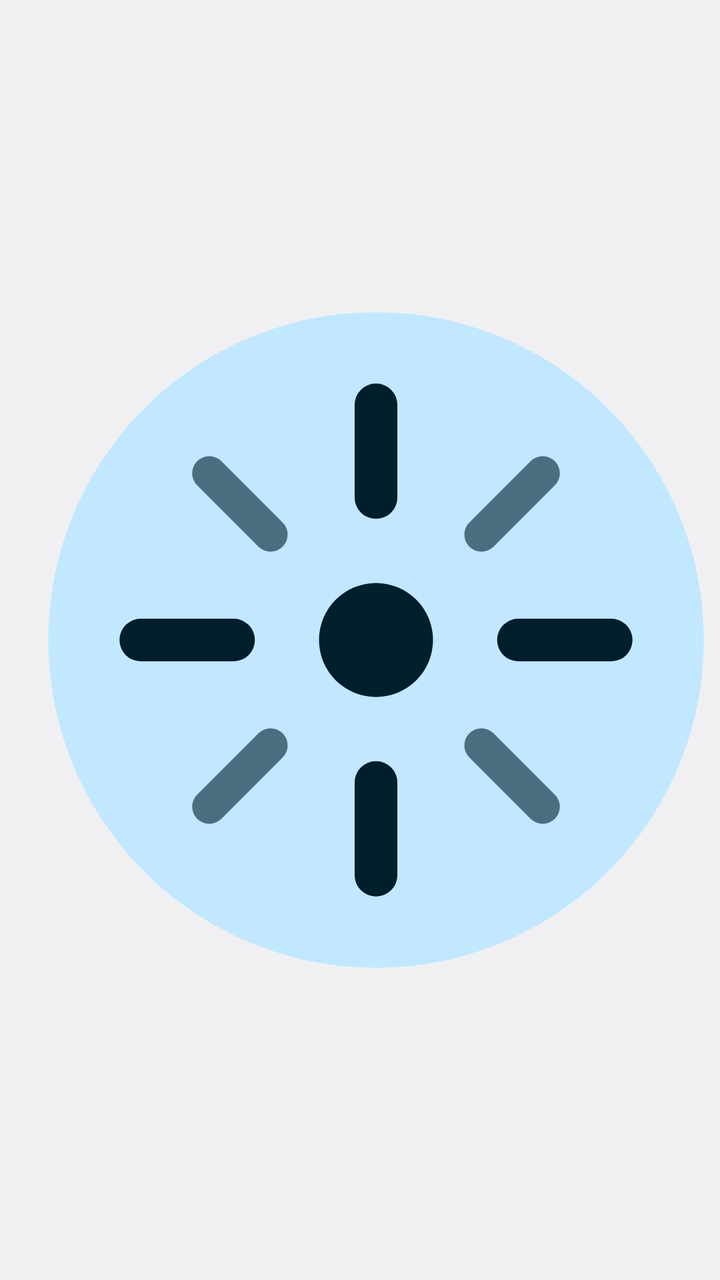
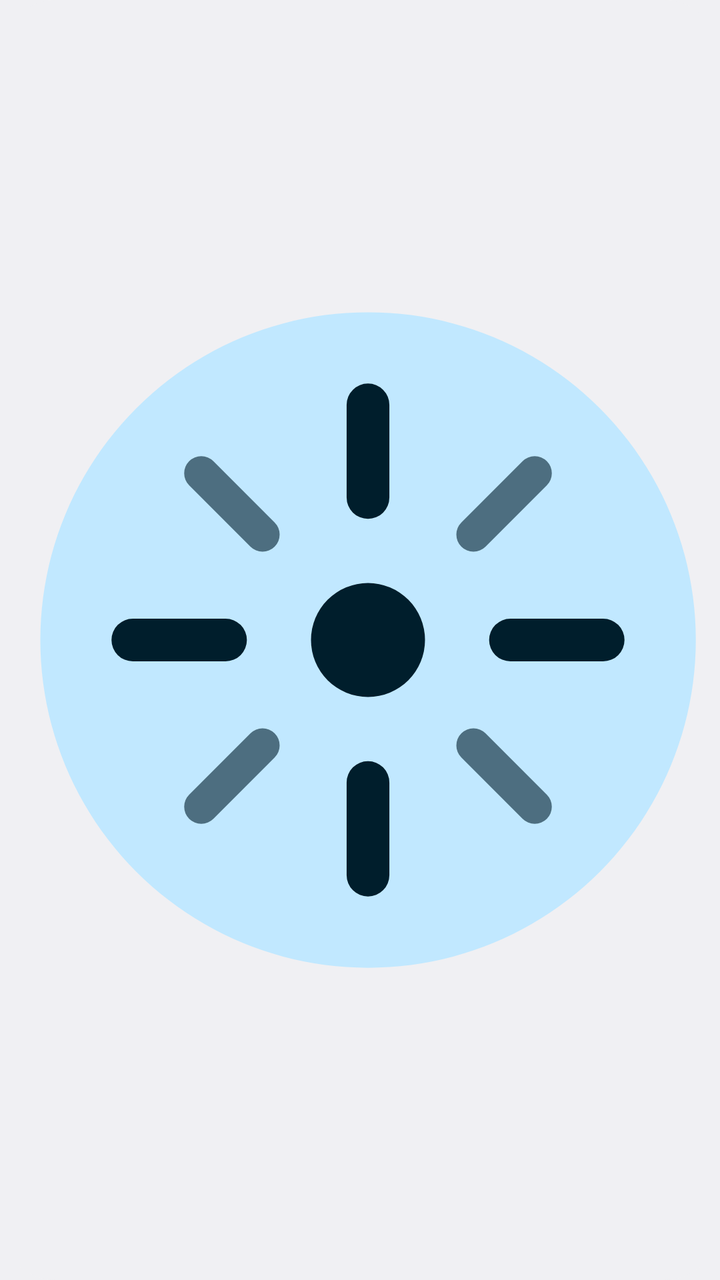

An Android layout rendered at two revisions. The XML below is the earlier revision; the diff shows what the commit changed to produce the second picture.
<!-- AndroidManifest.xml: application theme AppTheme -->
<!-- res/layout/widget_row_s.xml -->
<?xml version="1.0" encoding="utf-8"?>
<FrameLayout xmlns:android="http://schemas.android.com/apk/res/android"
    android:layout_width="match_parent"
    android:layout_height="match_parent"
    android:background="@drawable/widget_bg"
    android:padding="5dp">
    <LinearLayout android:layout_width="match_parent" android:layout_height="match_parent"
        android:orientation="horizontal" android:gravity="center_vertical">
        <LinearLayout android:id="@+id/c0" style="@style/Cell"
            android:layout_width="0dp" android:layout_height="match_parent" android:layout_weight="1">
            <ImageView android:id="@+id/c0i" style="@style/CellIcon" />
        </LinearLayout>
        <LinearLayout android:id="@+id/c1" style="@style/Cell"
            android:layout_width="0dp" android:layout_height="match_parent" android:layout_weight="1">
            <ImageView android:id="@+id/c1i" style="@style/CellIcon" />
        </LinearLayout>
        <ImageView android:id="@+id/hub" style="@style/Hub"
            android:layout_width="wrap_content" android:layout_height="match_parent" android:layout_marginStart="4dp" android:layout_marginEnd="4dp" />
        <LinearLayout android:id="@+id/c2" style="@style/Cell"
            android:layout_width="0dp" android:layout_height="match_parent" android:layout_weight="1">
            <ImageView android:id="@+id/c2i" style="@style/CellIcon" />
        </LinearLayout>
        <LinearLayout android:id="@+id/c3" style="@style/Cell"
            android:layout_width="0dp" android:layout_height="match_parent" android:layout_weight="1">
            <ImageView android:id="@+id/c3i" style="@style/CellIcon" />
        </LinearLayout>
    </LinearLayout>
    <ImageView android:id="@+id/update" style="@style/UpdateSymbol" android:layout_gravity="top|end" />
</FrameLayout>
<!-- resources referenced by this layout -->
<resources>
  <!-- drawable widget_bg (drawable) -->
  <shape xmlns:android="http://schemas.android.com/apk/res/android" android:shape="rectangle">
      <corners android:radius="@android:dimen/system_app_widget_background_radius" />
      <solid android:color="@color/widget_bg" />
  </shape>
  <style name="Cell">
          <item name="android:orientation">vertical</item>
          <item name="android:gravity">center</item>
          <item name="android:padding">2dp</item>
      </style>
  <style name="CellIcon">
          <item name="android:layout_width">match_parent</item>
          <item name="android:layout_height">0dp</item>
          <item name="android:layout_weight">1</item>
          <item name="android:maxHeight">48dp</item>
          <item name="android:maxWidth">48dp</item>
          <item name="android:adjustViewBounds">true</item>
          <item name="android:scaleType">fitCenter</item>
      </style>
  <style name="Hub">
          <item name="android:adjustViewBounds">true</item>
          <item name="android:scaleType">fitCenter</item>
          <item name="android:src">@drawable/ic_hub</item>
          <item name="android:contentDescription">Flick menu</item>
      </style>
  <style name="UpdateSymbol">
          <item name="android:layout_width">16dp</item>
          <item name="android:layout_height">16dp</item>
          <item name="android:background">@drawable/update_bg</item>
          <item name="android:padding">2dp</item>
          <item name="android:src">@drawable/ic_update</item>
          <item name="android:contentDescription">Update available</item>
          <item name="android:visibility">gone</item>
      </style>
  <style name="AppTheme" parent="@android:style/Theme.DeviceDefault.DayNight" />
  <color name="widget_bg">@android:color/system_neutral1_50</color>
  <!-- drawable ic_hub (drawable) -->
  <?xml version="1.0" encoding="utf-8"?>
  <vector xmlns:android="http://schemas.android.com/apk/res/android"
      android:width="48dp" android:height="48dp" android:viewportWidth="48" android:viewportHeight="48">
      <path android:fillColor="@color/btn_bg" android:pathData="M24,1a23,23 0 1,0 0.01,0z" />
      <group android:pivotX="24" android:pivotY="24">
          <path android:fillColor="@color/btn_text" android:pathData="M24,24m-4,0a4,4 0 1,0 8,0a4,4 0 1,0 -8,0" />
          <path android:strokeColor="@color/btn_text" android:strokeWidth="3" android:strokeLineCap="round"
              android:pathData="M24,7.5L24,14 M24,34L24,40.5 M7.5,24L14,24 M34,24L40.5,24" />
          <path android:strokeColor="@color/btn_text" android:strokeWidth="2.4" android:strokeLineCap="round" android:strokeAlpha="0.6"
              android:pathData="M12.3,12.3L16.6,16.6 M31.4,31.4L35.7,35.7 M35.7,12.3L31.4,16.6 M16.6,31.4L12.3,35.7" />
      </group>
  </vector>
  <!-- drawable update_bg (drawable) -->
  <shape xmlns:android="http://schemas.android.com/apk/res/android" android:shape="oval">
      <solid android:color="@color/accent_text" />
  </shape>
  <!-- drawable ic_update (drawable) -->
  <vector xmlns:android="http://schemas.android.com/apk/res/android"
      android:width="24dp" android:height="24dp" android:viewportWidth="24" android:viewportHeight="24">
      <path android:fillColor="@color/widget_bg" android:pathData="M4,12l1.41,1.41L11,7.83V20h2V7.83l5.58,5.59L20,12l-8,-8 -8,8z" />
  </vector>
  <color name="btn_bg">@android:color/system_accent1_100</color>
  <color name="btn_text">@android:color/system_accent1_900</color>
  <color name="accent_text">@android:color/system_accent1_600</color>
</resources>

<!-- the commit's change to res/layout/widget_row_s.xml (unified diff, before → after) -->
@@ -6,23 +6,29 @@
     android:padding="5dp">
     <LinearLayout android:layout_width="match_parent" android:layout_height="match_parent"
         android:orientation="horizontal" android:gravity="center_vertical">
-        <LinearLayout android:id="@+id/c0" style="@style/Cell"
-            android:layout_width="0dp" android:layout_height="match_parent" android:layout_weight="1">
-            <ImageView android:id="@+id/c0i" style="@style/CellIcon" />
-        </LinearLayout>
-        <LinearLayout android:id="@+id/c1" style="@style/Cell"
-            android:layout_width="0dp" android:layout_height="match_parent" android:layout_weight="1">
-            <ImageView android:id="@+id/c1i" style="@style/CellIcon" />
+        <LinearLayout android:layout_width="0dp" android:layout_height="match_parent"
+            android:layout_weight="1" android:orientation="vertical">
+            <LinearLayout android:id="@+id/c0" style="@style/Cell"
+                android:layout_width="match_parent" android:layout_height="0dp" android:layout_weight="1">
+                <ImageView android:id="@+id/c0i" style="@style/CellIcon" />
+            </LinearLayout>
+            <LinearLayout android:id="@+id/c1" style="@style/Cell"
+                android:layout_width="match_parent" android:layout_height="0dp" android:layout_weight="1">
+                <ImageView android:id="@+id/c1i" style="@style/CellIcon" />
+            </LinearLayout>
         </LinearLayout>
         <ImageView android:id="@+id/hub" style="@style/Hub"
             android:layout_width="wrap_content" android:layout_height="match_parent" android:layout_marginStart="4dp" android:layout_marginEnd="4dp" />
-        <LinearLayout android:id="@+id/c2" style="@style/Cell"
-            android:layout_width="0dp" android:layout_height="match_parent" android:layout_weight="1">
-            <ImageView android:id="@+id/c2i" style="@style/CellIcon" />
-        </LinearLayout>
-        <LinearLayout android:id="@+id/c3" style="@style/Cell"
-            android:layout_width="0dp" android:layout_height="match_parent" android:layout_weight="1">
-            <ImageView android:id="@+id/c3i" style="@style/CellIcon" />
+        <LinearLayout android:layout_width="0dp" android:layout_height="match_parent"
+            android:layout_weight="1" android:orientation="vertical">
+            <LinearLayout android:id="@+id/c2" style="@style/Cell"
+                android:layout_width="match_parent" android:layout_height="0dp" android:layout_weight="1">
+                <ImageView android:id="@+id/c2i" style="@style/CellIcon" />
+            </LinearLayout>
+            <LinearLayout android:id="@+id/c3" style="@style/Cell"
+                android:layout_width="match_parent" android:layout_height="0dp" android:layout_weight="1">
+                <ImageView android:id="@+id/c3i" style="@style/CellIcon" />
+            </LinearLayout>
         </LinearLayout>
     </LinearLayout>
     <ImageView android:id="@+id/update" style="@style/UpdateSymbol" android:layout_gravity="top|end" />
